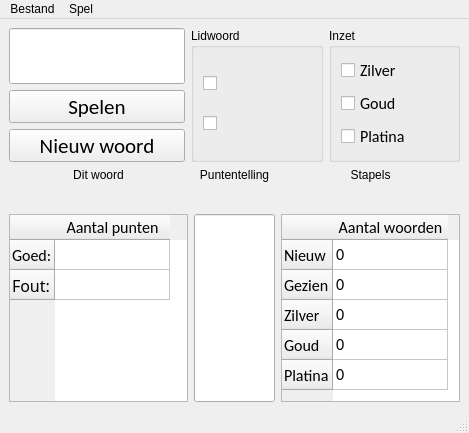
First picture: the form in Resources/UI/nwl.ui, repository ubenu/NieuweWoordenLeren, before the edit.
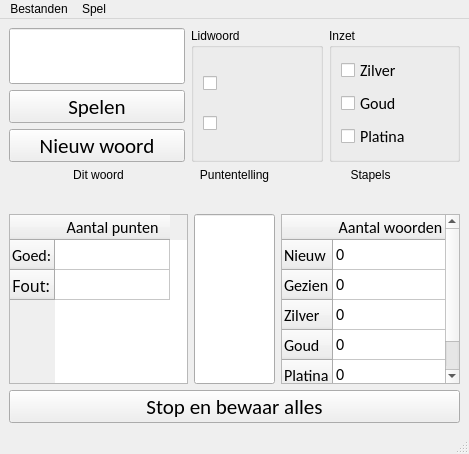
Second picture: the form after the edit.

What changed in the file:
```diff
--- a/Resources/UI/nwl.ui
+++ b/Resources/UI/nwl.ui
@@ -7,7 +7,7 @@
     <x>0</x>
     <y>0</y>
     <width>469</width>
-    <height>433</height>
+    <height>454</height>
    </rect>
   </property>
   <property name="sizePolicy">
@@ -469,6 +469,27 @@
       </item>
      </layout>
     </item>
+    <item>
+     <widget class="QToolButton" name="btn_stop_and_save">
+      <property name="sizePolicy">
+       <sizepolicy hsizetype="Preferred" vsizetype="Fixed">
+        <horstretch>0</horstretch>
+        <verstretch>0</verstretch>
+       </sizepolicy>
+      </property>
+      <property name="font">
+       <font>
+        <family>Calibri</family>
+        <pointsize>16</pointsize>
+        <weight>50</weight>
+        <bold>false</bold>
+       </font>
+      </property>
+      <property name="text">
+       <string>Stop en bewaar alles</string>
+      </property>
+     </widget>
+    </item>
    </layout>
   </widget>
   <widget class="QMenuBar" name="menubar">
@@ -482,7 +503,7 @@
    </property>
    <widget class="QMenu" name="menuBestand">
     <property name="title">
-     <string>Bestand</string>
+     <string>Bestanden</string>
     </property>
     <addaction name="action_open_word_list"/>
     <addaction name="action_open_scoring"/>
```
Left out of the diff: 13 changed lines with no effect on the pictures.
